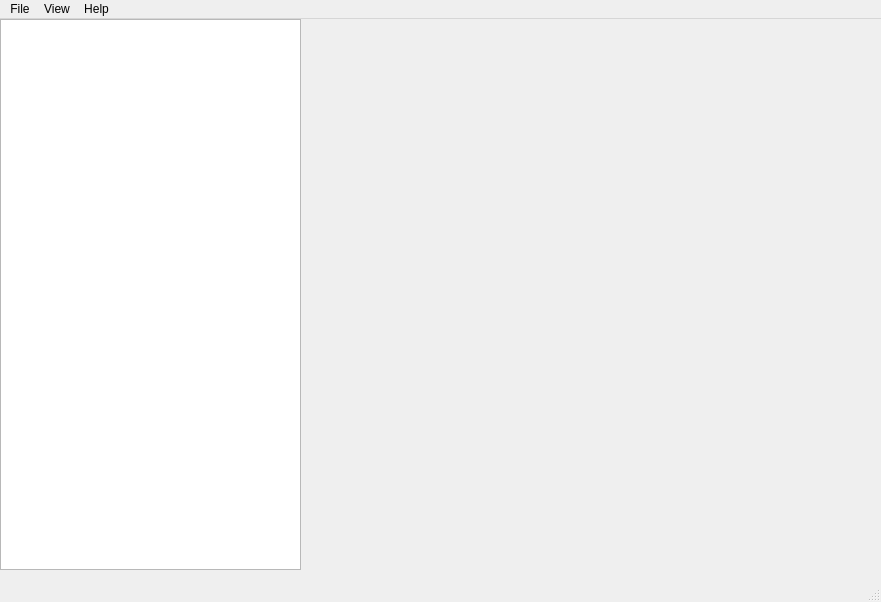
Qt form mainwindow.ui (yunnsbz/File-Manager) before a commit.
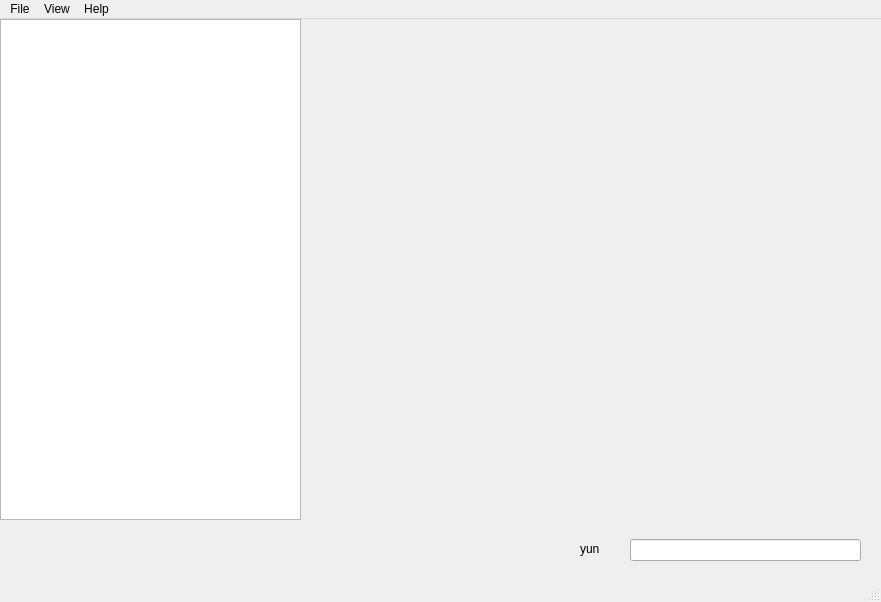
The same form after that commit.

Commit message: trying to adjust label?

Diff of the .ui file:
```diff
--- a/mainwindow.ui
+++ b/mainwindow.ui
@@ -38,7 +38,7 @@
       <x>0</x>
       <y>0</y>
       <width>301</width>
-      <height>551</height>
+      <height>501</height>
      </rect>
     </property>
     <property name="rootIsDecorated">
@@ -51,6 +51,32 @@
      <bool>false</bool>
     </attribute>
    </widget>
+   <widget class="QLineEdit" name="lineEdit">
+    <property name="geometry">
+     <rect>
+      <x>630</x>
+      <y>520</y>
+      <width>231</width>
+      <height>22</height>
+     </rect>
+    </property>
+   </widget>
+   <widget class="QLabel" name="label">
+    <property name="geometry">
+     <rect>
+      <x>580</x>
+      <y>520</y>
+      <width>41</width>
+      <height>20</height>
+     </rect>
+    </property>
+    <property name="text">
+     <string>yun</string>
+    </property>
+    <property name="alignment">
+     <set>Qt::AlignmentFlag::AlignLeading|Qt::AlignmentFlag::AlignLeft|Qt::AlignmentFlag::AlignVCenter</set>
+    </property>
+   </widget>
   </widget>
   <widget class="QMenuBar" name="menubar">
    <property name="geometry">
```
The commit also changes 2 other files.
